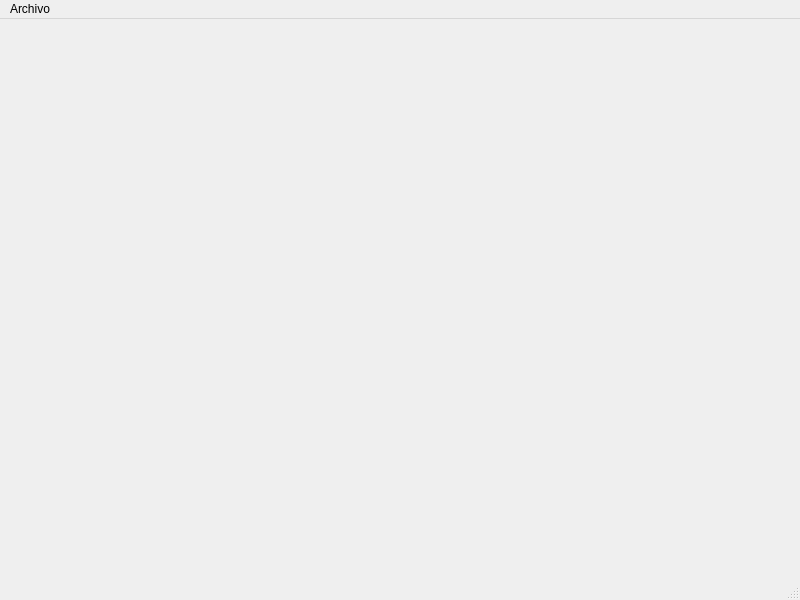
Above: untitled.ui from Erikadlv/interfazpyhton before the change. Below: the same form after it.
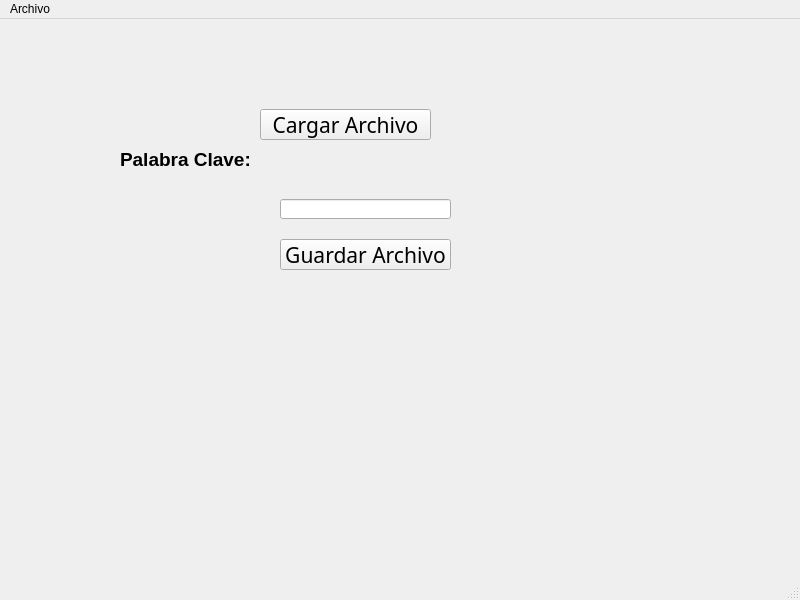
That is the form after the change.

Diff of the .ui file:
```diff
--- a/untitled.ui
+++ b/untitled.ui
@@ -13,7 +13,76 @@
   <property name="windowTitle">
    <string>Programa Python 1</string>
   </property>
-  <widget class="QWidget" name="centralwidget"/>
+  <widget class="QWidget" name="centralwidget">
+   <widget class="QPushButton" name="pushButton">
+    <property name="geometry">
+     <rect>
+      <x>260</x>
+      <y>90</y>
+      <width>171</width>
+      <height>31</height>
+     </rect>
+    </property>
+    <property name="font">
+     <font>
+      <family>Mongolian Baiti</family>
+      <pointsize>16</pointsize>
+     </font>
+    </property>
+    <property name="text">
+     <string>Cargar Archivo</string>
+    </property>
+   </widget>
+   <widget class="QLabel" name="label">
+    <property name="geometry">
+     <rect>
+      <x>120</x>
+      <y>130</y>
+      <width>151</width>
+      <height>21</height>
+     </rect>
+    </property>
+    <property name="font">
+     <font>
+      <pointsize>14</pointsize>
+      <weight>75</weight>
+      <bold>true</bold>
+     </font>
+    </property>
+    <property name="text">
+     <string>Palabra Clave:</string>
+    </property>
+   </widget>
+   <widget class="QLineEdit" name="lineEdit">
+    <property name="geometry">
+     <rect>
+      <x>280</x>
+      <y>180</y>
+      <width>171</width>
+      <height>20</height>
+     </rect>
+    </property>
+   </widget>
+   <widget class="QPushButton" name="pushButton_2">
+    <property name="geometry">
+     <rect>
+      <x>280</x>
+      <y>220</y>
+      <width>171</width>
+      <height>31</height>
+     </rect>
+    </property>
+    <property name="font">
+     <font>
+      <family>Mongolian Baiti</family>
+      <pointsize>16</pointsize>
+     </font>
+    </property>
+    <property name="text">
+     <string>Guardar Archivo</string>
+    </property>
+   </widget>
+  </widget>
   <widget class="QMenuBar" name="menubar">
    <property name="geometry">
     <rect>
```
